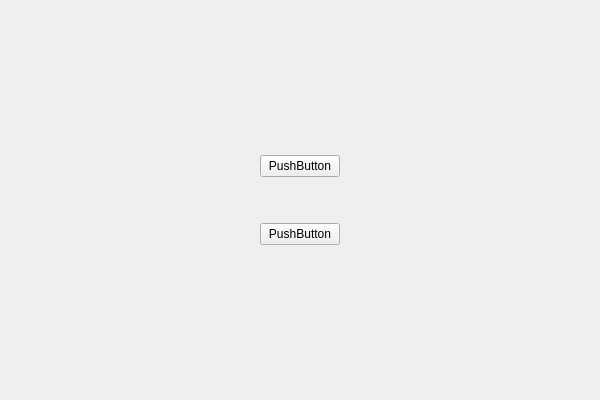
Old version of the form funcatching/mainwindow.ui in the repository rightlorg/funcatching.
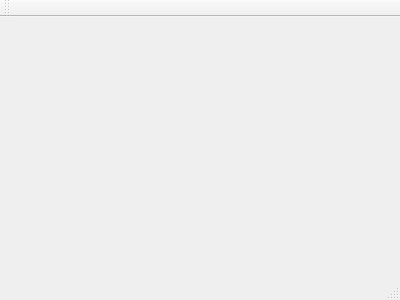
New version of the form.

Commit message: Add startpage button

Patch:
```diff
--- a/funcatching/mainwindow.ui
+++ b/funcatching/mainwindow.ui
@@ -1,119 +1,25 @@
 <?xml version="1.0" encoding="UTF-8"?>
 <ui version="4.0">
  <class>MainWindow</class>
- <widget class="QMainWindow" name="MainWindow">
-  <property name="geometry">
+ <widget class="QMainWindow" name="MainWindow" >
+  <property name="geometry" >
    <rect>
     <x>0</x>
     <y>0</y>
-    <width>600</width>
-    <height>400</height>
+    <width>400</width>
+    <height>300</height>
    </rect>
   </property>
-  <property name="minimumSize">
-   <size>
-    <width>600</width>
-    <height>400</height>
-   </size>
+  <property name="windowTitle" >
+   <string>MainWindow</string>
   </property>
-  <property name="windowTitle">
-   <string>Funcatching</string>
-  </property>
-  <widget class="QWidget" name="centralWidget">
-   <layout class="QGridLayout" name="gridLayout">
-    <item row="2" column="1">
-     <spacer name="verticalSpacer">
-      <property name="orientation">
-       <enum>Qt::Vertical</enum>
-      </property>
-      <property name="sizeHint" stdset="0">
-       <size>
-        <width>20</width>
-        <height>40</height>
-       </size>
-      </property>
-     </spacer>
-    </item>
-    <item row="1" column="1">
-     <layout class="QVBoxLayout" name="verticalLayout_3">
-      <item>
-       <widget class="QPushButton" name="pushButton">
-        <property name="text">
-         <string>PushButton</string>
-        </property>
-       </widget>
-      </item>
-      <item>
-       <spacer name="verticalSpacer_3">
-        <property name="orientation">
-         <enum>Qt::Vertical</enum>
-        </property>
-        <property name="sizeType">
-         <enum>QSizePolicy::Preferred</enum>
-        </property>
-        <property name="sizeHint" stdset="0">
-         <size>
-          <width>20</width>
-          <height>40</height>
-         </size>
-        </property>
-       </spacer>
-      </item>
-      <item>
-       <widget class="QPushButton" name="pushButton_2">
-        <property name="text">
-         <string>PushButton</string>
-        </property>
-       </widget>
-      </item>
-     </layout>
-    </item>
-    <item row="1" column="2">
-     <spacer name="horizontalSpacer_2">
-      <property name="orientation">
-       <enum>Qt::Horizontal</enum>
-      </property>
-      <property name="sizeHint" stdset="0">
-       <size>
-        <width>40</width>
-        <height>20</height>
-       </size>
-      </property>
-     </spacer>
-    </item>
-    <item row="1" column="0">
-     <spacer name="horizontalSpacer">
-      <property name="orientation">
-       <enum>Qt::Horizontal</enum>
-      </property>
-      <property name="sizeHint" stdset="0">
-       <size>
-        <width>40</width>
-        <height>20</height>
-       </size>
-      </property>
-     </spacer>
-    </item>
-    <item row="0" column="1">
-     <spacer name="verticalSpacer_2">
-      <property name="orientation">
-       <enum>Qt::Vertical</enum>
-      </property>
-      <property name="sizeType">
-       <enum>QSizePolicy::Expanding</enum>
-      </property>
-      <property name="sizeHint" stdset="0">
-       <size>
-        <width>20</width>
-        <height>40</height>
-       </size>
-      </property>
-     </spacer>
-    </item>
-   </layout>
-  </widget>
+  <widget class="QMenuBar" name="menuBar" />
+  <widget class="QToolBar" name="mainToolBar" />
+  <widget class="QWidget" name="centralWidget" />
+  <widget class="QStatusBar" name="statusBar" />
  </widget>
- <layoutdefault spacing="6" margin="11"/>
+ <layoutDefault spacing="6" margin="11" />
+ <pixmapfunction></pixmapfunction>
  <resources/>
  <connections/>
 </ui>
```
Left out of the diff: 1 changed line with no effect on the pictures. The commit also changes 10 other files.
